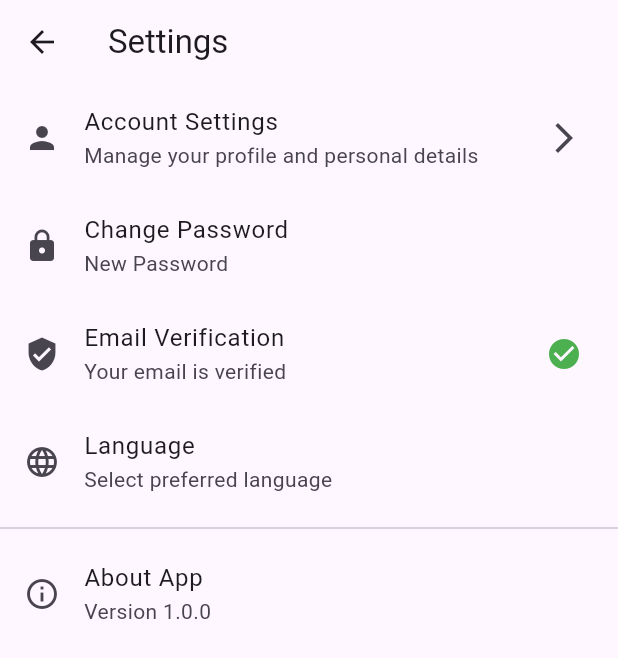
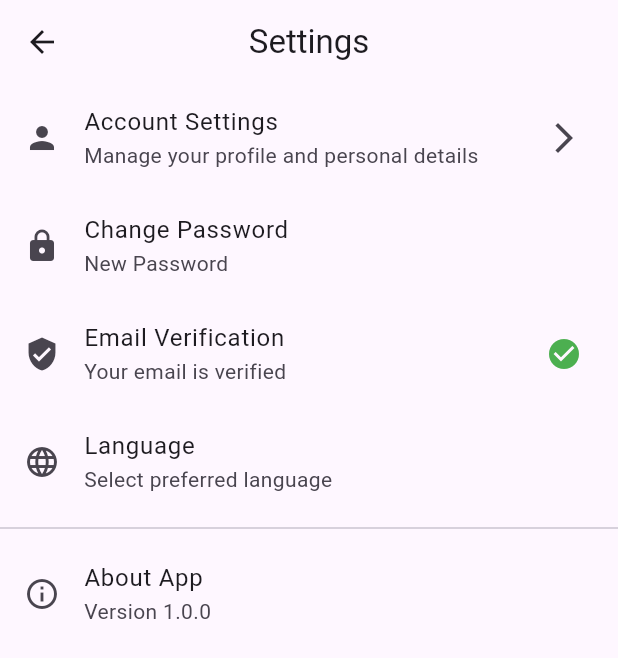
Before and after one commit to mahim2001/Job_Varse, a Flutter app: the DashboardPage screen opened directly, in the side drawer, after a tap on "Settings", on a phone screen of 412 x 824 dp. Shown: the top 658 px of the screen. Run offline on Flutter 3.47's test engine with Material 3 defaults, Android fonts, the phone set to English and light mode, and no system bars; our stand-ins replace cloud_firestore, file_picker, firebase_auth, firebase_core, firebase_storage, image_picker and 1 more; missing offline and left inert: flutter_pdfview; accounts and stored records are empty.

```diff
--- a/lib/dashboard.dart
+++ b/lib/dashboard.dart
@@ -126,8 +126,8 @@ class _DashboardPageState extends State<DashboardPage> {
                   ),
                   if (hasUnread)
                     Positioned(
-                      right: 15,
-                      top: 15,
+                      right: 20,
+                      top: 20,
                       child: Container(
                         width: 15,
                         height: 15,
--- a/lib/setting.dart
+++ b/lib/setting.dart
@@ -63,7 +63,7 @@ class _SettingsPageState extends State<SettingsPage> {
   @override
   Widget build(BuildContext context) {
     return Scaffold(
-      appBar: AppBar(title: const Text("Settings")),
+      appBar: AppBar(title: const Text("Settings"),centerTitle: true,),
       body: ListView(
         children: [
           ListTile(
@@ -94,7 +94,6 @@ class _SettingsPageState extends State<SettingsPage> {
               );
             },
           ),
-
           ListTile(
             title: const Text("Email Verification"),
             subtitle: Text(
```
